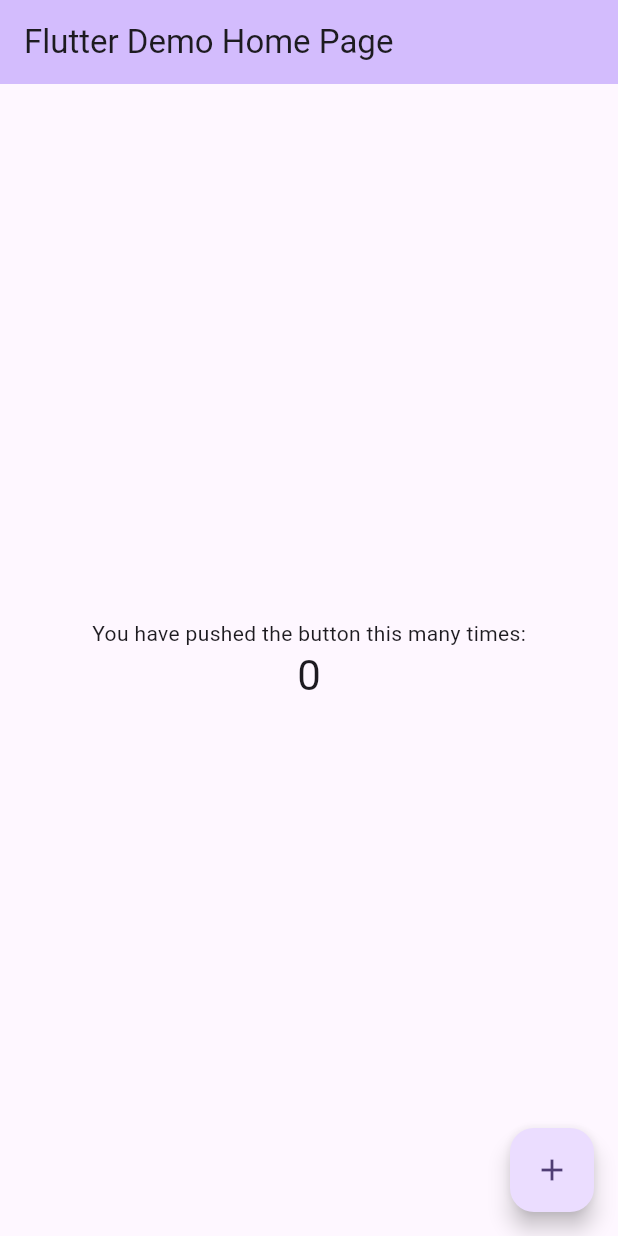
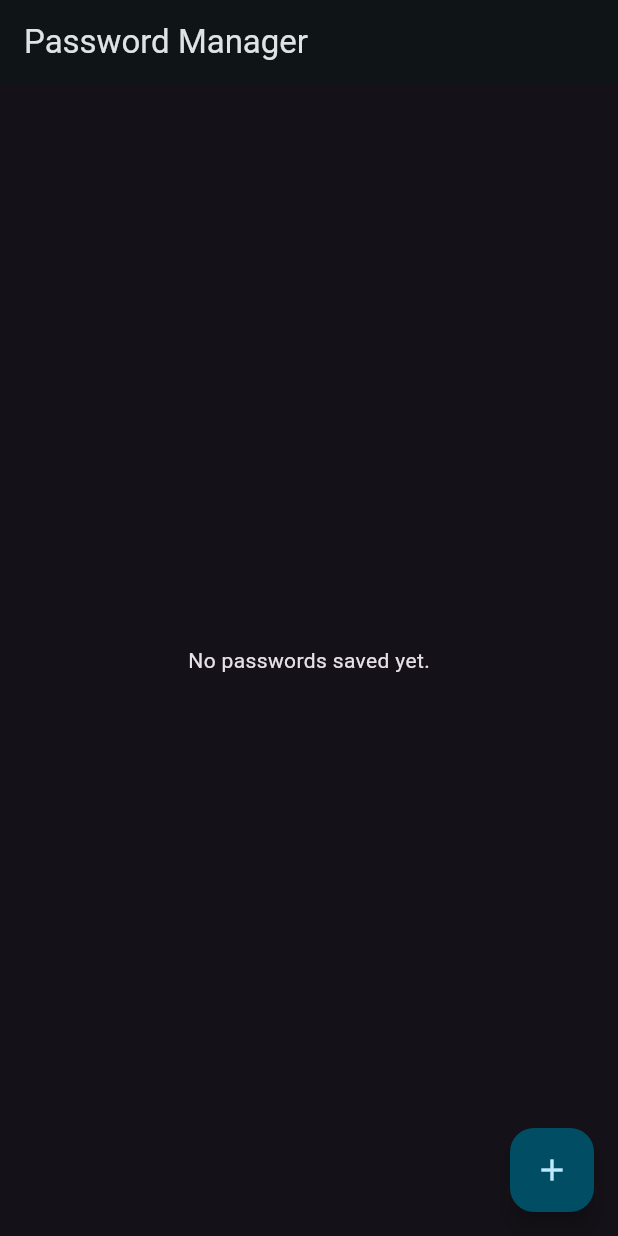
Before and after one commit to could-ai/019869ec-7ebb-722c-9a09-78a96f0f4493, a Flutter app: the screen it shows after launch, on a phone screen of 412 x 824 dp. Run offline on Flutter 3.47's test engine with Material 3 defaults, Android fonts, the phone set to English and light mode, and no system bars.

Commit message:
Refactor main.dart to remove the counter app, set up a dark theme, and establish PasswordListScreen as the home page for the password manager application.; Create the main screen for the password manager, featuring an app bar, a placeholder text for the password list, and a floating action button for adding new entries.

```diff
--- a/usr/lib/main.dart
+++ b/usr/lib/main.dart
@@ -1,4 +1,5 @@
 import 'package:flutter/material.dart';
+import 'package:couldai_user_app/screens/password_list_screen.dart';
 
 void main() {
   runApp(const MyApp());
@@ -7,114 +8,19 @@ void main() {
 class MyApp extends StatelessWidget {
   const MyApp({super.key});
 
-  // This widget is the root of your application.
   @override
   Widget build(BuildContext context) {
     return MaterialApp(
-      title: 'Flutter Demo',
+      title: 'Password Manager',
       debugShowCheckedModeBanner: false,
-      theme: ThemeData(
-        // This is the theme of your application.
-        //
-        // TRY THIS: Try running your application with "flutter run". You'll see
-        // the application has a purple toolbar. Then, without quitting the app,
-        // try changing the seedColor in the colorScheme below to Colors.green
-        // and then invoke "hot reload" (save your changes or press the "hot
-        // reload" button in a Flutter-supported IDE, or press "r" if you used
-        // the command line to start the app).
-        //
-        // Notice that the counter didn't reset back to zero; the application
-        // state is not lost during the reload. To reset the state, use hot
-        // restart instead.
-        //
-        // This works for code too, not just values: Most code changes can be
-        // tested with just a hot reload.
-        colorScheme: ColorScheme.fromSeed(seedColor: Colors.deepPurple),
+      theme: ThemeData.dark().copyWith(
+        colorScheme: ColorScheme.fromSeed(
+          seedColor: Colors.blueGrey,
+          brightness: Brightness.dark,
+        ),
+        useMaterial3: true,
       ),
-      home: const MyHomePage(title: 'Flutter Demo Home Page'),
+      home: const PasswordListScreen(),
     );
   }
 }
-
-class MyHomePage extends StatefulWidget {
-  const MyHomePage({super.key, required this.title});
-
-  // This widget is the home page of your application. It is stateful, meaning
-  // that it has a State object (defined below) that contains fields that affect
-  // how it looks.
-
-  // This class is the configuration for the state. It holds the values (in this
-  // case the title) provided by the parent (in this case the App widget) and
-  // used by the build method of the State. Fields in a Widget subclass are
-  // always marked "final".
-
-  final String title;
-
-  @override
-  State<MyHomePage> createState() => _MyHomePageState();
-}
-
-class _MyHomePageState extends State<MyHomePage> {
-  int _counter = 0;
-
-  void _incrementCounter() {
-    setState(() {
-      // This call to setState tells the Flutter framework that something has
-      // changed in this State, which causes it to rerun the build method below
-      // so that the display can reflect the updated values. If we changed
-      // _counter without calling setState(), then the build method would not be
-      // called again, and so nothing would appear to happen.
-      _counter++;
-    });
-  }
-
-  @override
-  Widget build(BuildContext context) {
-    // This method is rerun every time setState is called, for instance as done
-    // by the _incrementCounter method above.
-    //
-    // The Flutter framework has been optimized to make rerunning build methods
-    // fast, so that you can just rebuild anything that needs updating rather
-    // than having to individually change instances of widgets.
-    return Scaffold(
-      appBar: AppBar(
-        // TRY THIS: Try changing the color here to a specific color (to
-        // Colors.amber, perhaps?) and trigger a hot reload to see the AppBar
-        // change color while the other colors stay the same.
-        backgroundColor: Theme.of(context).colorScheme.inversePrimary,
-        // Here we take the value from the MyHomePage object that was created by
-        // the App.build method, and use it to set our appbar title.
-        title: Text(widget.title),
-      ),
-      body: Center(
-        // Center is a layout widget. It takes a single child and positions it
-        // in the middle of the parent.
-        child: Column(
-          // Column is also a layout widget. It takes a list of children and
-          // arranges them vertically. By default, it sizes itself to fit its
-          // children horizontally, and tries to be as tall as its parent.
-          //
-          // Column has various properties to control how it sizes itself and
-          // how it positions its children. Here we use mainAxisAlignment to
-          // center the children vertically; the main axis here is the vertical
-          // axis because Columns are vertical (the cross axis would be
-          // horizontal).
-          //
-          // TRY THIS: Invoke "debug painting" (choose the "Toggle Debug Paint"
-          // action in the IDE, or press "p" in the console), to see the
-          // wireframe for each widget.
-          mainAxisAlignment: MainAxisAlignment.center,
-          children: <Widget>[
-            const Text('You have pushed the button this many times:'),
-            Text('$_counter', style: Theme.of(context).textTheme.headlineMedium),
-          ],
-        ),
-      ),
-      floatingActionButton: FloatingActionButton(
-        onPressed: _incrementCounter,
-        tooltip: 'Increment',
-        child: const Icon(Icons.add),
-      ), // This trailing comma makes auto-formatting nicer for build methods.
-    );
-  }
-}
--- /dev/null
+++ b/usr/lib/screens/password_list_screen.dart
@@ -0,0 +1,29 @@
+import 'package:flutter/material.dart';
+
+class PasswordListScreen extends StatefulWidget {
+  const PasswordListScreen({super.key});
+
+  @override
+  State<PasswordListScreen> createState() => _PasswordListScreenState();
+}
+
+class _PasswordListScreenState extends State<PasswordListScreen> {
+  @override
+  Widget build(BuildContext context) {
+    return Scaffold(
+      appBar: AppBar(
+        title: const Text('Password Manager'),
+      ),
+      body: const Center(
+        child: Text('No passwords saved yet.'),
+      ),
+      floatingActionButton: FloatingActionButton(
+        onPressed: () {
+          // TODO: Navigate to Add Password Screen
+        },
+        tooltip: 'Add Password',
+        child: const Icon(Icons.add),
+      ),
+    );
+  }
+}
```
